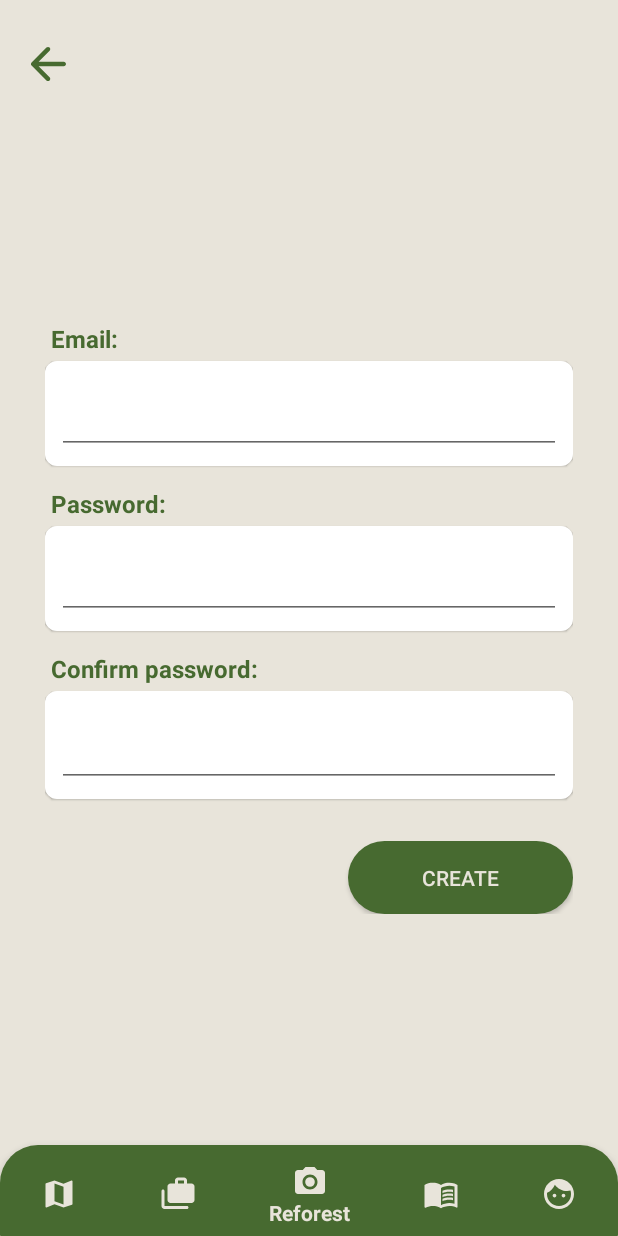
After one commit to enricofg/ReflorestAR, an Android app: the fragment AccountCreateFragment placed in its activity, on a phone screen of 412 x 824 dp. The commit adds this screen. Run offline under Robolectric (Android 15) with nearby library versions, the phone set to English and light mode, and no system bars; our stand-ins replace navigation-ui.

Commit message:
Primitive account flow code and layouts //TODO: Firebase Authentication

```diff
--- a/src/main/java/com/example/reflorestar/ui/catalog/CatalogItemFragment.java
+++ b/src/main/java/com/example/reflorestar/ui/catalog/CatalogItemFragment.java
@@ -43,7 +43,7 @@ public class CatalogItemFragment extends Fragment {
                              Bundle savedInstanceState) {
         root = inflater.inflate(R.layout.fragment_catalog_item, container, false);
 
-        fragmentContainer = root.findViewById(R.id.account_home_container);
+        fragmentContainer = root.findViewById(R.id.project_item_container);
 
         //new DownloadImageFromInternet((ImageView) root.findViewById(R.id.imageView)).execute(this.paramImageUrl);
         Picasso.get().load(this.paramImageUrl).into((ImageView) root.findViewById(R.id.imageView));
@@ -68,7 +68,7 @@ public class CatalogItemFragment extends Fragment {
 
     private void returnToCatalog(ConstraintLayout fragmentContainer) {
         FragmentManager fm = getActivity().getSupportFragmentManager();
-        fm.beginTransaction().replace(R.id.account_home_container, new CatalogFragment()).addToBackStack( "catalog_item" ).commit();
+        fm.beginTransaction().replace(R.id.project_item_container, new CatalogFragment()).addToBackStack( "catalog_item" ).commit();
         //fragmentContainer.setVisibility(View.INVISIBLE);
         fragmentContainer.removeAllViews();
     }
--- /dev/null
+++ b/src/main/java/com/example/reflorestar/ui/profile/AccountCreateFragment.java
@@ -0,0 +1,56 @@
+package com.example.reflorestar.ui.profile;
+
+import android.os.Bundle;
+import android.view.LayoutInflater;
+import android.view.View;
+import android.view.ViewGroup;
+import android.widget.Button;
+
+import androidx.annotation.NonNull;
+import androidx.annotation.Nullable;
+import androidx.constraintlayout.widget.ConstraintLayout;
+import androidx.fragment.app.Fragment;
+import androidx.fragment.app.FragmentManager;
+import androidx.lifecycle.ViewModelProvider;
+
+import com.example.reflorestar.R;
+
+public class AccountCreateFragment extends Fragment {
+
+    private ProfileViewModel profileViewModel;
+    private ConstraintLayout fragmentContainer;
+
+    @Override
+    public View onCreateView(@NonNull LayoutInflater inflater, @Nullable ViewGroup container,
+                             @Nullable Bundle savedInstanceState) {
+        View root = inflater.inflate(R.layout.fragment_account_create, container, false);
+        profileViewModel = new ViewModelProvider(this).get(ProfileViewModel.class);
+        //DatabaseReference mDatabase = FirebaseDatabase.getInstance().getReference("users");
+        fragmentContainer = root.findViewById(R.id.create_account_container);
+
+        Button buttonConfirmAccount = root.findViewById(R.id.buttonConfirmAccount);
+        Button backButton = root.findViewById(R.id.backButtonCreateAcc);
+
+        buttonConfirmAccount.setOnClickListener(v -> {
+            accessProfile(fragmentContainer);
+        });
+
+        backButton.setOnClickListener(v -> {
+            returnToAccountHome(fragmentContainer);
+        });
+
+        return root;
+    }
+
+    private void accessProfile(ConstraintLayout fragmentContainer) {
+        FragmentManager fm = getActivity().getSupportFragmentManager();
+        fm.beginTransaction().replace(R.id.create_account_container, new ProfileFragment()).addToBackStack( "account_login" ).commit();
+        fragmentContainer.removeAllViews();
+    }
+
+    private void returnToAccountHome(ConstraintLayout fragmentContainer) {
+        FragmentManager fm = getActivity().getSupportFragmentManager();
+        fm.beginTransaction().replace(R.id.create_account_container, new AccountHomeFragment()).addToBackStack( "account_login" ).commit();
+        fragmentContainer.removeAllViews();
+    }
+}
--- a/src/main/java/com/example/reflorestar/ui/projects/ProjectsItemFragment.java
+++ b/src/main/java/com/example/reflorestar/ui/projects/ProjectsItemFragment.java
@@ -44,7 +44,7 @@ public class ProjectsItemFragment extends Fragment {
                              Bundle savedInstanceState) {
         root = inflater.inflate(R.layout.fragment_projects_item, container, false);
 
-        fragmentContainer = root.findViewById(R.id.account_home_container);
+        fragmentContainer = root.findViewById(R.id.project_item_container);
 
         TextView projectName = root.findViewById(R.id.projectName);
         TextView description = root.findViewById(R.id.projectDescription);
@@ -72,7 +72,7 @@ public class ProjectsItemFragment extends Fragment {
 
     private void returnToProjects(ConstraintLayout fragmentContainer) {
         FragmentManager fm = getActivity().getSupportFragmentManager();
-        fm.beginTransaction().replace(R.id.account_home_container, new ProjectsFragment()).addToBackStack( "project_item" ).commit();
+        fm.beginTransaction().replace(R.id.project_item_container, new ProjectsFragment()).addToBackStack( "project_item" ).commit();
         //fragmentContainer.setVisibility(View.INVISIBLE);
         fragmentContainer.removeAllViews();
     }
--- /dev/null
+++ b/src/main/res/layout/fragment_account_create.xml
@@ -0,0 +1,147 @@
+<?xml version="1.0" encoding="utf-8"?>
+<androidx.constraintlayout.widget.ConstraintLayout xmlns:android="http://schemas.android.com/apk/res/android"
+    xmlns:app="http://schemas.android.com/apk/res-auto"
+    xmlns:tools="http://schemas.android.com/tools"
+    android:id="@+id/create_account_container"
+    android:layout_width="match_parent"
+    android:layout_height="match_parent"
+    android:background="@color/colorLight"
+    android:clickable="true"
+    tools:context=".ui.profile.AccountCreateFragment">
+
+    <Button
+        android:id="@+id/backButtonCreateAcc"
+        android:layout_width="62dp"
+        android:layout_height="54dp"
+        android:layout_marginTop="16dp"
+        android:background="#00000000"
+        android:drawableStart="@drawable/round_arrow_back_36"
+        android:drawableTint="@color/colorPrimary"
+        android:gravity="center"
+
+        android:paddingStart="14dp"
+        app:layout_constraintStart_toStartOf="parent"
+        app:layout_constraintTop_toTopOf="parent" />
+
+    <LinearLayout
+        android:layout_width="match_parent"
+        android:layout_height="wrap_content"
+        android:layout_marginStart="30dp"
+        android:layout_marginEnd="30dp"
+        android:baselineAligned="false"
+        android:orientation="vertical"
+        app:layout_constraintBottom_toBottomOf="parent"
+        app:layout_constraintEnd_toEndOf="parent"
+        app:layout_constraintStart_toStartOf="parent"
+        app:layout_constraintTop_toTopOf="parent">
+
+
+        <TextView
+            android:id="@+id/textView9"
+            android:layout_width="match_parent"
+            android:layout_height="wrap_content"
+            android:layout_marginStart="4dp"
+            android:text="@string/email"
+            android:textColor="@color/colorPrimaryDark"
+            android:textSize="16sp"
+            android:textStyle="bold" />
+
+        <com.google.android.material.textfield.TextInputLayout
+            android:id="@+id/createInputEmail"
+            android:layout_width="match_parent"
+            android:layout_height="70dp"
+            android:layout_marginTop="4dp"
+            android:background="@drawable/bg_white_rounded"
+            android:elevation="0.8dp"
+            app:endIconMode="clear_text">
+
+            <com.google.android.material.textfield.TextInputEditText
+                android:layout_width="fill_parent"
+                android:layout_height="wrap_content"
+                android:imeOptions="actionDone"
+                android:inputType="text"
+                android:maxLines="1"
+                android:singleLine="true" />
+        </com.google.android.material.textfield.TextInputLayout>
+
+        <TextView
+            android:id="@+id/textView10"
+            android:layout_width="match_parent"
+            android:layout_height="wrap_content"
+            android:layout_marginStart="4dp"
+            android:layout_marginTop="14dp"
+            android:text="@string/password"
+            android:textColor="@color/colorPrimaryDark"
+            android:textSize="16sp"
+            android:textStyle="bold" />
+
+        <com.google.android.material.textfield.TextInputLayout
+            android:id="@+id/createInputPassword"
+            android:layout_width="match_parent"
+            android:layout_height="70dp"
+            android:layout_marginTop="4dp"
+            android:background="@drawable/bg_white_rounded"
+            android:elevation="0.8dp"
+            app:endIconMode="clear_text">
+
+            <com.google.android.material.textfield.TextInputEditText
+                android:layout_width="fill_parent"
+                android:layout_height="wrap_content"
+                android:imeOptions="actionDone"
+                android:inputType="textPassword"
+                android:maxLines="1"
+                android:singleLine="true" />
+        </com.google.android.material.textfield.TextInputLayout>
+
+        <TextView
+            android:id="@+id/textView11"
+            android:layout_width="match_parent"
+            android:layout_height="wrap_content"
+            android:layout_marginStart="4dp"
+            android:layout_marginTop="14dp"
+            android:text="@string/confirm_password"
+            android:textColor="@color/colorPrimaryDark"
+            android:textSize="16sp"
+            android:textStyle="bold" />
+
+        <com.google.android.material.textfield.TextInputLayout
+            android:id="@+id/createConfirmPassword"
+            android:layout_width="match_parent"
+            android:layout_height="match_parent"
+            android:layout_marginTop="4dp"
+            android:background="@drawable/bg_white_rounded"
+            android:elevation="0.8dp"
+            app:endIconMode="clear_text">
+
+            <com.google.android.material.textfield.TextInputEditText
+                android:layout_width="fill_parent"
+                android:layout_height="wrap_content"
+                android:imeOptions="actionDone"
+                android:inputType="textPassword"
+                android:maxLines="1"
+                android:singleLine="true" />
+        </com.google.android.material.textfield.TextInputLayout>
+
+        <LinearLayout
+            android:layout_width="match_parent"
+            android:layout_height="match_parent"
+            android:layout_marginTop="28dp"
+            android:orientation="horizontal">
+
+            <TextView
+                android:id="@+id/textView8"
+                android:layout_width="wrap_content"
+                android:layout_height="wrap_content"
+                android:layout_weight="1" />
+
+            <Button
+                android:id="@+id/buttonConfirmAccount"
+                android:layout_width="150dp"
+                android:layout_height="wrap_content"
+                android:background="@drawable/buttonstyle"
+                android:text="@string/create"
+                android:textColor="@color/colorLight" />
+        </LinearLayout>
+
+    </LinearLayout>
+</androidx.constraintlayout.widget.ConstraintLayout>
--- a/src/main/res/layout/fragment_account_home.xml
+++ b/src/main/res/layout/fragment_account_home.xml
@@ -6,6 +6,7 @@
     android:layout_width="match_parent"
     android:layout_height="match_parent"
     android:background="@color/colorLight"
+    android:clickable="true"
     tools:context=".ui.profile.AccountHomeFragment">
 
     <LinearLayout
@@ -28,7 +29,7 @@
             android:layout_marginEnd="60dp"
             android:background="@drawable/buttonstyle"
             android:text="@string/login"
-            android:textColor="#fff" />
+            android:textColor="@color/colorLight" />
 
         <Button
             android:id="@+id/buttonCreateAccount"
--- a/src/main/res/layout/fragment_catalog_item.xml
+++ b/src/main/res/layout/fragment_catalog_item.xml
@@ -2,7 +2,7 @@
 <androidx.constraintlayout.widget.ConstraintLayout xmlns:android="http://schemas.android.com/apk/res/android"
     xmlns:app="http://schemas.android.com/apk/res-auto"
     xmlns:tools="http://schemas.android.com/tools"
-    android:id="@+id/account_home_container"
+    android:id="@+id/project_item_container"
     android:layout_width="match_parent"
     android:layout_height="match_parent"
     android:background="@color/colorLight"
--- a/src/main/res/layout/fragment_profile.xml
+++ b/src/main/res/layout/fragment_profile.xml
@@ -6,6 +6,7 @@
     android:layout_width="match_parent"
     android:layout_height="match_parent"
     android:background="@drawable/gradientbackground"
+    android:clickable="true"
     tools:context=".ui.profile.ProfileFragment">
 
     <Button
@@ -247,8 +248,8 @@
             android:layout_gravity="center_horizontal"
             android:layout_marginTop="35dp"
             android:background="@drawable/buttonstyle"
-            android:text="Logout"
-            android:textColor="#fff" />
+            android:text="@string/logout"
+            android:textColor="@color/colorLight" />
     </LinearLayout>
 
 </androidx.constraintlayout.widget.ConstraintLayout>
--- a/src/main/res/layout/fragment_projects_item.xml
+++ b/src/main/res/layout/fragment_projects_item.xml
@@ -2,7 +2,7 @@
 <androidx.constraintlayout.widget.ConstraintLayout xmlns:android="http://schemas.android.com/apk/res/android"
     xmlns:app="http://schemas.android.com/apk/res-auto"
     xmlns:tools="http://schemas.android.com/tools"
-    android:id="@+id/account_home_container"
+    android:id="@+id/project_item_container"
     android:layout_width="match_parent"
     android:layout_height="match_parent"
     android:background="@color/colorLight"
--- a/src/main/res/values/strings.xml
+++ b/src/main/res/values/strings.xml
@@ -11,7 +11,10 @@
     <string name="status">Status</string>
     <string name="description">Description:</string>
     <string name="project_owner">Project owner:</string>
+    <string name="email">Email:</string>
     <string name="owner_email">Owner email:</string>
+    <string name="password">Password:</string>
+    <string name="confirm_password">Confirm password:</string>
     <string name="min_dist_abbr">Min. distance</string>
     <string name="min_dist">Mininum distance</string>
     <string name="min_height_abbr">Min. height</string>
@@ -25,7 +28,6 @@
     <string name="login">Login</string>
     <string name="logout">Logout</string>
     <string name="create_account">Create account</string>
+    <string name="create">Create</string>
     <string name="project_login_msg">To view projects, please login.</string>
-    <!-- TODO: Remove or change this placeholder text -->
-    <string name="hello_blank_fragment">Hello blank fragment</string>
 </resources>
```
Also changed, not shown: src/main/java/com/example/reflorestar/MainActivity.java (+8 -0 lines), src/main/java/com/example/reflorestar/ui/profile/AccountHomeFragment.java (+17 -4 lines), src/main/java/com/example/reflorestar/ui/profile/AccountLoginFragment.java (added, +57 -0 lines), src/main/res/layout/fragment_account_login.xml (added, +119 -0 lines), src/main/res/layout/fragment_maps.xml (+3 -4 lines).
